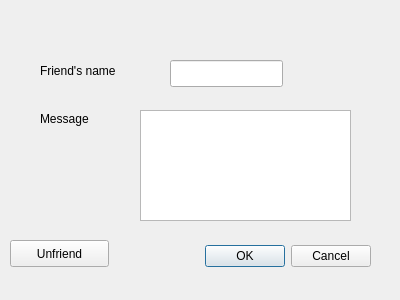
The window that sharefileclient/sendmessagedialog.ui (taragu/sharefile) describes before a commit, drawn with Qt 5.
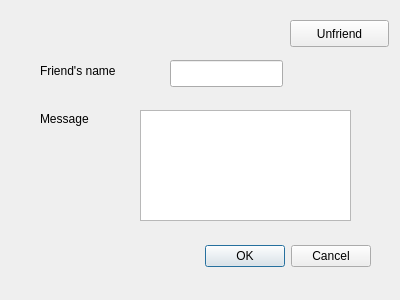
The same window after the commit.

```diff
--- a/sharefileclient/sendmessagedialog.ui
+++ b/sharefileclient/sendmessagedialog.ui
@@ -78,8 +78,8 @@
   <widget class="QPushButton" name="unfriend_button">
    <property name="geometry">
     <rect>
-     <x>10</x>
-     <y>240</y>
+     <x>290</x>
+     <y>20</y>
      <width>99</width>
      <height>27</height>
     </rect>
```
